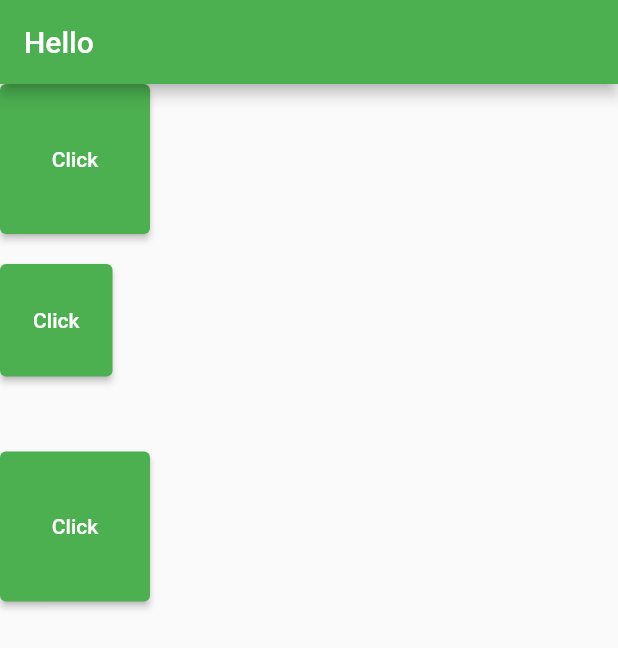
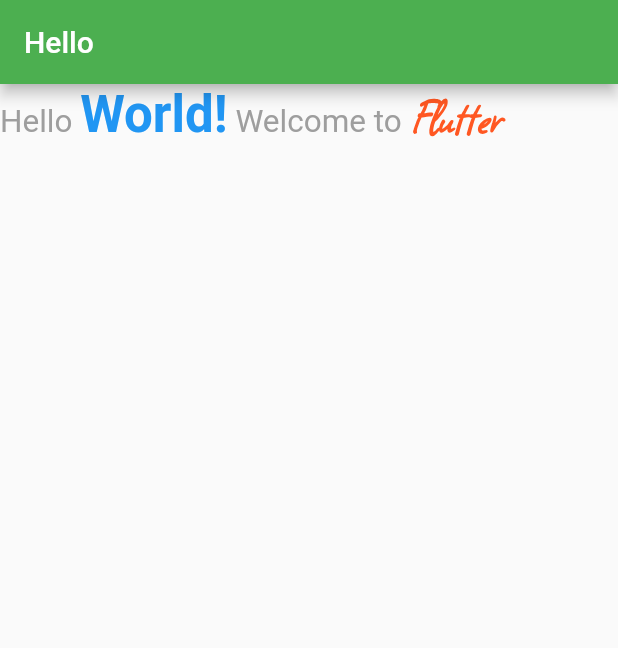
Before and after one commit to sthnischal/Flutter-Basics, a Flutter app: the screen it shows after launch, on a phone screen of 412 x 824 dp. Shown: the top 648 px of the screen. Run offline on Flutter 3.47's test engine with Material 2 defaults, Android fonts, the phone set to English and light mode, and no system bars.

Commit message:
Rich Text Widget added

```diff
--- a/flutterbasics/lib/main.dart
+++ b/flutterbasics/lib/main.dart
@@ -25,55 +25,47 @@ class DashBoardScreen extends StatelessWidget {
         appBar: AppBar(
           title: Text('Hello'),
         ),
-        body: Wrap(
-          direction: Axis.vertical,
-          children: [
-            //SizedBox.expand(
-            SizedBox.square(
-              dimension: 100,
-              //child: SizedBox.shrink(
-              //width: 200,
-              //height: 35,
-              child: ElevatedButton(
-                onPressed: () {
-                  print('Button Click');
-                },
-                child: Text('Click'),
+        body:
+            // Row(
+            //   children: [
+            //     Text(
+            //       'Hello ',
+            //       style: TextStyle(fontSize: 16, color: Colors.grey),
+            //     ),
+            //     Text(
+            //       'Flutter',
+            //       style: TextStyle(
+            //           fontSize: 34,
+            //           color: Colors.blue,
+            //           fontWeight: FontWeight.bold),
+            //     ),
+            //   ],
+            // )
+            RichText(
+          text: TextSpan(
+              style: TextStyle(
+                color: Colors.grey,
+                fontSize: 21,
               ),
-            ),
-            SizedBox(
-              //width: 20,
-              height: 20,
-            ),
-            SizedBox.square(
-              dimension: 75,
-              //child: SizedBox.shrink(
-              //width: 200,
-              //height: 35,
-              child: ElevatedButton(
-                onPressed: () {
-                  print('Button Click');
-                },
-                child: Text('Click'),
-              ),
-            ),
-            SizedBox(
-              //width: 50,
-              height: 50,
-            ),
-            SizedBox.square(
-              dimension: 100,
-              //child: SizedBox.shrink(
-              //width: 200,
-              //height: 35,
-              child: ElevatedButton(
-                onPressed: () {
-                  print('Button Click');
-                },
-                child: Text('Click'),
-              ),
-            ),
-          ],
+              children: <TextSpan>[
+                TextSpan(text: 'Hello '),
+                TextSpan(
+                    text: 'World!',
+                    style: TextStyle(
+                      fontSize: 34,
+                      color: Colors.blue,
+                      fontWeight: FontWeight.bold,
+                    )),
+                TextSpan(text: ' Welcome to '),
+                TextSpan(
+                    text: 'Flutter',
+                    style: TextStyle(
+                        fontWeight: FontWeight.bold,
+                        fontSize: 34,
+                        color: Colors.deepOrange,
+                        fontStyle: FontStyle.italic,
+                        fontFamily: 'SquarePeg'))
+              ]),
         ));
   }
 }
```
